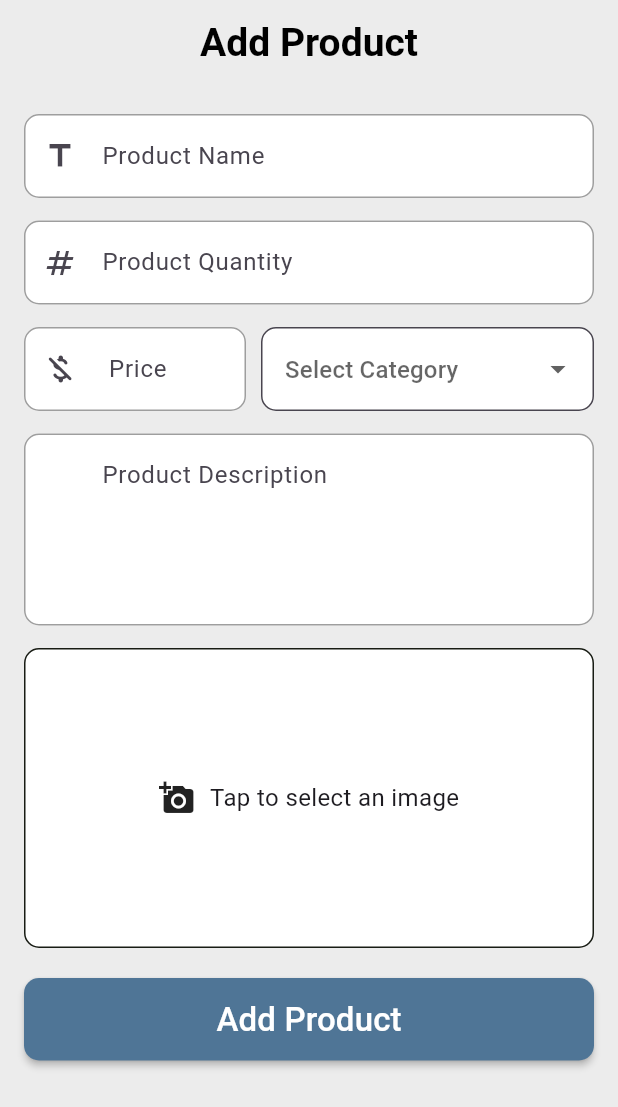
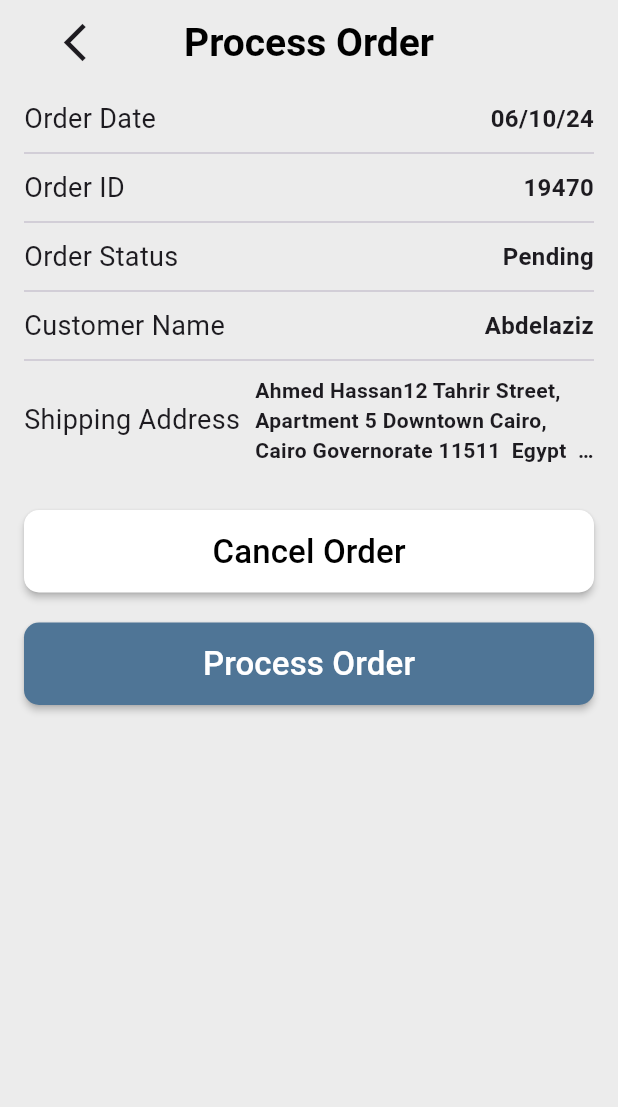
Before and after one commit to AbdelazizMohamed-GitHub/shop_sphere_dashboard, a Flutter app: the screen it shows after launch, on a phone screen of 412 x 824 dp. Shown: the top 1107 px of the screen. Run offline on Flutter 3.47's test engine with Material 3 defaults, Android fonts, the phone set to English and light mode, and no system bars; our stand-ins replace cloud_firestore, dartz, firebase_core, flutter_bloc, image_picker, supabase_flutter; accounts and stored records are empty; project files that could hold a hidden picture were left out.

Commit message:
Create Order Process Screen

```diff
--- a/lib/core/funcation/funcations.dart
+++ b/lib/core/funcation/funcations.dart
@@ -1,7 +1,6 @@
 
 import 'dart:io';
 
-import 'package:flutter/foundation.dart';
 import 'package:flutter/material.dart';
 import 'package:image_picker/image_picker.dart';
 
--- a/lib/core/service/supabase_service.dart
+++ b/lib/core/service/supabase_service.dart
@@ -1,5 +1,4 @@
 import 'dart:io';
-import 'dart:typed_data';
 
 import 'package:supabase_flutter/supabase_flutter.dart';
 
--- a/lib/core/utils/app_keys.dart
+++ /dev/null
@@ -1,4 +0,0 @@
-class AppKeys {
-  static const String supbaseUrl="https://oydjpuirgaaxururbnxc.supabase.co";
-  static const String supbaseApiKey="eyJhbGciOiJIUzI1NiIsInR5cCI6IkpXVCJ9.eyJpc3MiOiJzdXBhYmFzZSIsInJlZiI6Im95ZGpwdWlyZ2FheHVydXJibnhjIiwicm9sZSI6ImFub24iLCJpYXQiOjE3NDIzMzY4MDcsImV4cCI6MjA1NzkxMjgwN30.vX6kkJ8TYbHESL2HN7crRBcqHuCM2qD1I_q8XE-P1hg";
-}
--- a/lib/core/widget/custom_button.dart
+++ b/lib/core/widget/custom_button.dart
@@ -1,19 +1,33 @@
+// ignore_for_file: public_member_api_docs, sort_constructors_first
 import 'package:flutter/material.dart';
+
 import 'package:shop_sphere_dashboard/core/utils/app_color.dart';
 import 'package:shop_sphere_dashboard/core/utils/app_styles.dart';
+
 class CustomButton extends StatelessWidget {
-  const CustomButton({super.key, required this.onPressed, required this.text });
+  const CustomButton({
+    Key? key,
+    required this.onPressed,
+    required this.text,
+    this.color = AppColors.primaryColor,
+     this.textColor=Colors.white,
+  }) : super(key: key);
   final void Function()? onPressed;
   final String text;
+  final Color color;
+  final Color textColor;
   @override
   Widget build(BuildContext context) {
     return MaterialButton(
       minWidth: double.infinity,
       padding: const EdgeInsets.symmetric(vertical: 12),
       onPressed: onPressed,
-      color: AppColors.primaryColor,
+      color: color,
       shape: RoundedRectangleBorder(borderRadius: BorderRadius.circular(10)),
-      child: Text(text, style: AppStyles.text22SemiBoldBlack.copyWith(color: Colors.white)),
+      child: Text(
+        text,
+        style: AppStyles.text22SemiBoldBlack.copyWith(color: textColor),
+      ),
     );
   }
 }
--- a/lib/features/presention/view/screen/order_history_screen.dart
+++ b/lib/features/presention/view/screen/order_history_screen.dart
@@ -3,6 +3,7 @@ import 'package:shop_sphere_dashboard/core/widget/custom_text_form.dart';
 import 'package:shop_sphere_dashboard/features/presention/view/widget/custom_dropdown_menu.dart';
 
 class OrdersHistoryScreen extends StatelessWidget {
+  const OrdersHistoryScreen({super.key});
   @override
   Widget build(BuildContext context) {
     return Scaffold(
--- /dev/null
+++ b/lib/features/presention/view/screen/process_order_screen.dart
@@ -0,0 +1,69 @@
+import 'package:flutter/material.dart';
+import 'package:shop_sphere_dashboard/core/utils/app_color.dart';
+import 'package:shop_sphere_dashboard/core/utils/app_styles.dart';
+import 'package:shop_sphere_dashboard/core/widget/custom_button.dart';
+import 'package:shop_sphere_dashboard/features/presention/view/widget/custom_process_screen_item.dart';
+
+class ProcessOrderScreen extends StatelessWidget {
+  const ProcessOrderScreen({super.key});
+
+  @override
+  Widget build(BuildContext context) {
+    return Scaffold(
+      appBar: AppBar(
+        leading: IconButton(
+          onPressed: () => Navigator.pop(context),
+          icon: const Icon(Icons.arrow_back_ios_new, size: 30),
+        ),
+        title: const Text('Process Order'),
+        leadingWidth: 100,
+      ),
+      body: Padding(
+        padding: const EdgeInsets.symmetric(horizontal: 16, vertical: 10),
+        child: Column(
+          children: [
+            CustomProcessScreenItem(title: "Order Date", subTitle: "06/10/24"),
+
+            const Divider(height: 20),
+            CustomProcessScreenItem(title: "Order ID", subTitle: "19470"),
+            const Divider(height: 20),
+            CustomProcessScreenItem(title: "Order Status", subTitle: "Pending"),
+            const Divider(height: 20),
+            CustomProcessScreenItem(
+              title: "Customer Name",
+              subTitle: "Abdelaziz",
+            ),
+            const Divider(height: 20),
+            Row(
+              mainAxisAlignment: MainAxisAlignment.spaceBetween,
+              children: [
+                Text("Shipping Address", style: AppStyles.text18Regular),
+                SizedBox(width: 10),
+                Expanded(
+                  child: Text(
+                    overflow: TextOverflow.ellipsis,
+                    maxLines: 3,
+                    "Ahmed Hassan12 Tahrir Street, Apartment 5 Downtown Cairo, Cairo Governorate 11511  Egypt  +20 153019984  ",
+                    style: AppStyles.text14Regular.copyWith(
+                      fontWeight: FontWeight.bold,
+                    ),
+                  ),
+                ),
+              ],
+            ),
+            SizedBox(height: 30),
+
+            CustomButton(
+              onPressed: () {},
+              text: "Cancel Order",
+              color: Colors.white,
+              textColor: Colors.black,
+            ),
+            SizedBox(height: 20),
+            CustomButton(onPressed: () {}, text: "Process Order"),
+          ],
+        ),
+      ),
+    );
+  }
+}
--- /dev/null
+++ b/lib/features/presention/view/widget/custom_process_screen_item.dart
@@ -0,0 +1,22 @@
+// ignore_for_file: public_member_api_docs, sort_constructors_first
+import 'package:flutter/material.dart';
+
+import 'package:shop_sphere_dashboard/core/utils/app_styles.dart';
+
+class CustomProcessScreenItem extends StatelessWidget {
+  const CustomProcessScreenItem({
+    Key? key,
+    required this.title,required this.subTitle,
+  }) : super(key: key);
+final String title,subTitle;
+  @override
+  Widget build(BuildContext context) {
+    return  Row(
+              mainAxisAlignment: MainAxisAlignment.spaceBetween,
+              children: [
+                Text(title, style: AppStyles.text18Regular),
+                Text(subTitle, style: AppStyles.text16Bold),
+              ],
+            );
+  }
+}
--- a/lib/main.dart
+++ b/lib/main.dart
@@ -2,12 +2,13 @@ import 'package:firebase_core/firebase_core.dart';
 import 'package:flutter/material.dart';
 import 'package:flutter_bloc/flutter_bloc.dart';
 import 'package:shop_sphere_dashboard/core/utils/app_color.dart';
-import 'package:shop_sphere_dashboard/core/utils/app_keys.dart';
+import 'package:shop_sphere_dashboard/core/utils/app_key.dart';
 import 'package:shop_sphere_dashboard/core/utils/app_styles.dart';
 import 'package:shop_sphere_dashboard/features/data/repo_impl/product_repo_impl.dart';
 import 'package:shop_sphere_dashboard/features/presention/view/controller/product_cubit/product_cubit.dart';
 import 'package:shop_sphere_dashboard/features/presention/view/screen/add_product_screen.dart';
-import 'package:shop_sphere_dashboard/features/presention/view/screen/order_history_screen.dart';
+import 'package:shop_sphere_dashboard/features/presention/view/screen/order_screen.dart';
+import 'package:shop_sphere_dashboard/features/presention/view/screen/process_order_screen.dart';
 import 'package:shop_sphere_dashboard/firebase_options.dart';
 import 'package:supabase_flutter/supabase_flutter.dart';
 
@@ -38,7 +39,7 @@ class MyApp extends StatelessWidget {
             titleTextStyle: AppStyles.text26BoldBlack,
           ),
         ),
-        home: AddProductScreen(),
+        home: ProcessOrderScreen(),
       ),
     );
   }
```
Also changed, not shown: lib/core/utils/screens_list.dart (+8 -4 lines), lib/features/presention/view/screen/main_screen.dart (+18 -1 lines), lib/features/presention/view/screen/order_screen.dart (+11 -10 lines), lib/features/presention/view/screen/profile_screen.dart (added, +10 -0 lines), lib/features/presention/view/widget/custom_order_items.dart (added, +41 -0 lines), 1 other file.
